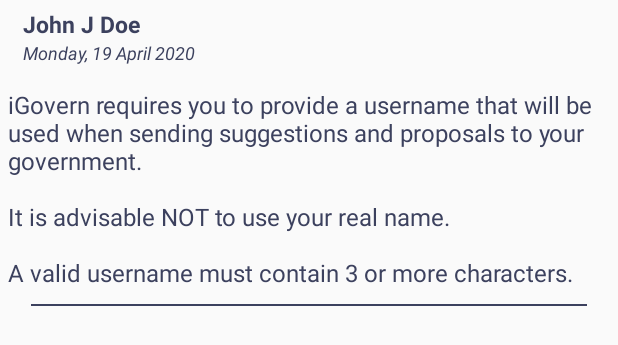
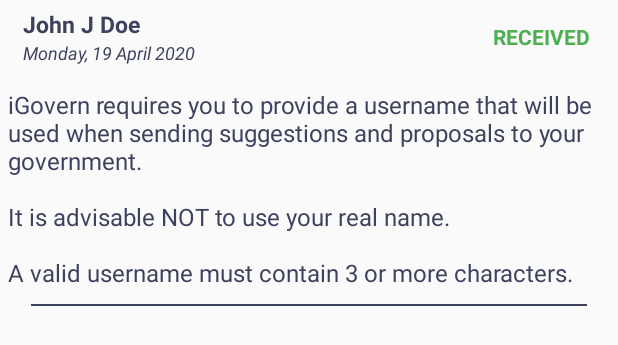
Before and after one commit to Vuyanzi/iGovern, an Android app: the layout activity_full_post.xml on its own in the app's theme, with its tools: preview values and no code run, on a phone screen of 412 x 824 dp. Shown: the top 345 px of the screen. Run offline under Robolectric (Android 15) with nearby library versions, the phone set to English and light mode, and no system bars.

```diff
--- a/app/src/main/java/studios/luxurious/igovern/activities/Login.java
+++ b/app/src/main/java/studios/luxurious/igovern/activities/Login.java
@@ -64,6 +64,7 @@
             public void onClick(View v) {
                 sharedPref.setUserName(usernameEdt.getText().toString());
                 startActivity(new Intent(Login.this, MainActivity.class));
+                finish();
             }
         });
 
--- a/app/src/main/res/layout/activity_full_post.xml
+++ b/app/src/main/res/layout/activity_full_post.xml
@@ -11,7 +11,6 @@
             <RelativeLayout
                 android:layout_width="wrap_content"
                 android:layout_height="wrap_content">
-
 
                 <TextView
                     android:id="@+id/author"
@@ -37,6 +36,18 @@
                     android:textColor="@color/default_text_color"
                     android:layout_marginStart="10dp" />
 
+                <TextView
+                    android:id="@+id/status"
+                    android:layout_width="wrap_content"
+                    android:layout_height="wrap_content"
+                    android:textColor="@color/green"
+                    android:layout_alignParentEnd="true"
+                    android:textAllCaps="true"
+                    android:text="Received"
+                    android:layout_centerVertical="true"
+                    android:textStyle="bold"
+                    android:layout_marginEnd="@dimen/_10sdp"/>
+
             </RelativeLayout>
 
             <TextView
```
Also changed, not shown: app/src/main/java/studios/luxurious/igovern/activities/FullPost.java (+4 -4 lines).
